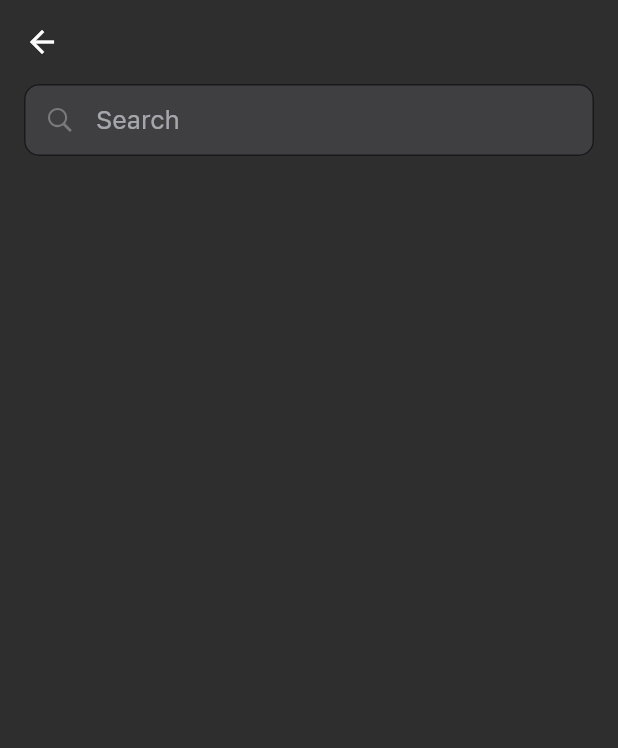
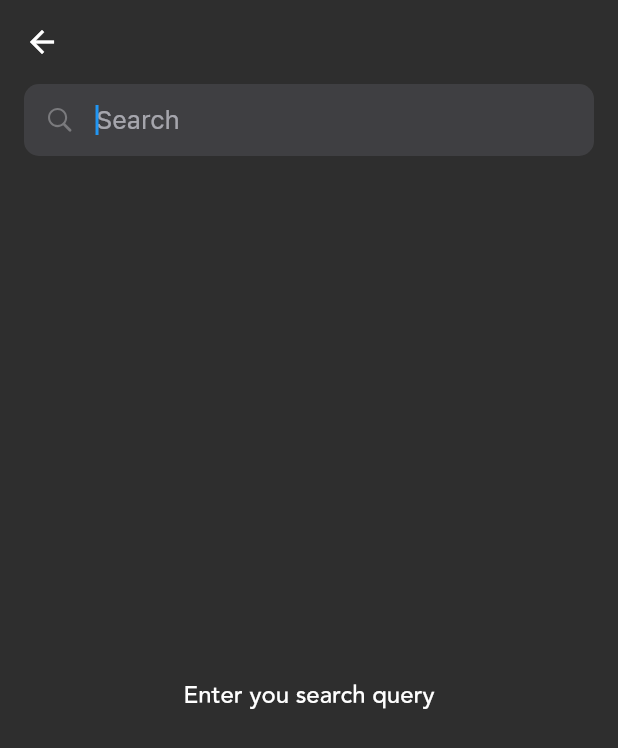
Before and after one commit to alenpmla/Weather-App, a Flutter app: the SearchLocationScreen screen opened directly, on a phone screen of 412 x 824 dp. Shown: the top 748 px of the screen. Run offline on Flutter 3.47's test engine with Material 2 defaults, Android fonts, the phone set to English and light mode, and no system bars; our stand-ins replace bloc, dartz, equatable, flutter_bloc, flutter_svg, geolocator and 3 more.

Commit message:
font size

```diff
--- a/lib/features/weather/presentation/ui/screens/search_location_screen.dart
+++ b/lib/features/weather/presentation/ui/screens/search_location_screen.dart
@@ -37,6 +37,7 @@ class _WeatherAppMainScreenState extends State<SearchLocationScreen> {
               children: [
                 TextFormField(
                   controller: textEditingController,
+                  autofocus: true,
                   onChanged: (val) {
                     BlocProvider.of<SearchLocationBloc>(context)
                         .add(SearchLocationWithQueryEvent(val));
@@ -107,7 +108,17 @@ class _WeatherAppMainScreenState extends State<SearchLocationScreen> {
         },
       );
     } else if (state is SearchLocationEmpty) {
-      return const Center(child: Text("No results"));
+      return Center(
+          child: Text(
+        "No results",
+        style: Theme.of(context).textTheme.headline2?.copyWith(fontSize: 16),
+      ));
+    } else if (state is SearchLocationInitialState) {
+      return Center(
+          child: Text(
+        "Enter you search query",
+        style: Theme.of(context).textTheme.headline2?.copyWith(fontSize: 16),
+      ));
     } else {
       return Container();
     }
```
